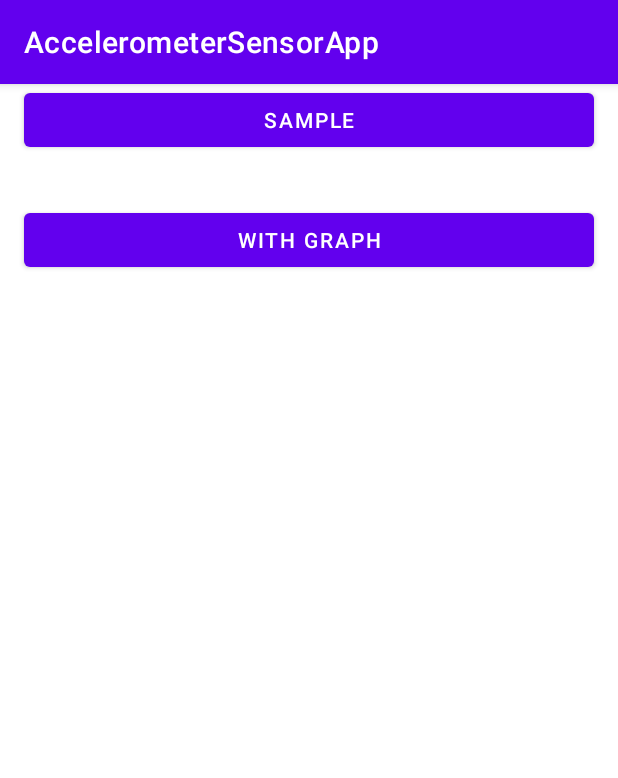
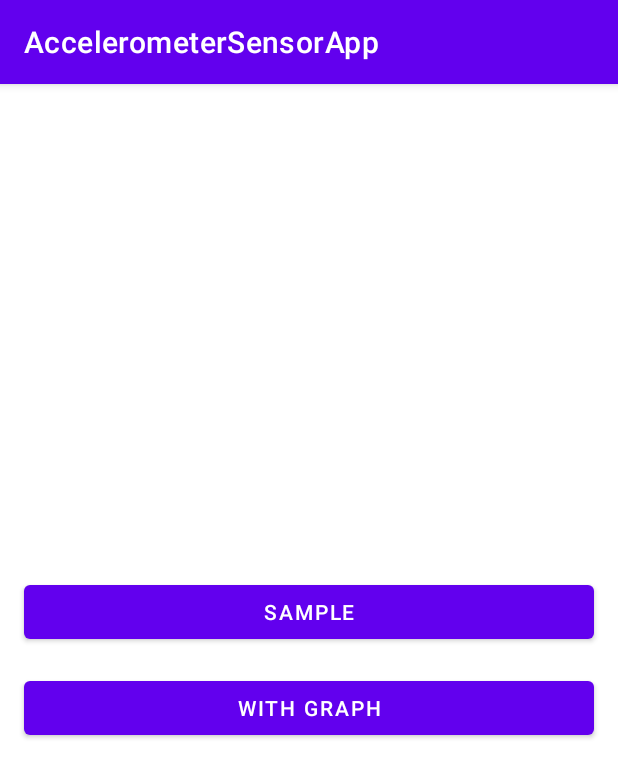
Before and after one commit to shailuhari04/AccelerometerSensorAndroidApp, an Android app: the screen it shows after launch (MainActivity), on a phone screen of 412 x 824 dp. Shown: the top 778 px of the screen. Run offline under Robolectric (Android 15) with nearby library versions, the phone set to English and light mode, and no system bars.

Commit message:
1. Crated navigation flow of result Screens from the MainScreen buttons.

```diff
--- a/app/build.gradle
+++ b/app/build.gradle
@@ -1,6 +1,7 @@
 plugins {
     id 'com.android.application'
     id 'kotlin-android'
+    id 'kotlin-android-extensions'
 }
 
 android {
--- a/app/src/main/AndroidManifest.xml
+++ b/app/src/main/AndroidManifest.xml
@@ -9,6 +9,8 @@
         android:roundIcon="@mipmap/ic_launcher_round"
         android:supportsRtl="true"
         android:theme="@style/Theme.AccelerometerSensorApp">
+        <activity android:name=".withgraph.WithGraphActivity"></activity>
+        <activity android:name=".simple.SimpleActivity" />
         <activity android:name=".MainActivity">
             <intent-filter>
                 <action android:name="android.intent.action.MAIN" />
--- a/app/src/main/java/com/droidplusplus/accelerometersensorapp/MainActivity.kt
+++ b/app/src/main/java/com/droidplusplus/accelerometersensorapp/MainActivity.kt
@@ -1,11 +1,41 @@
 package com.droidplusplus.accelerometersensorapp
 
+import android.content.Intent
+import android.os.Bundle
 import androidx.appcompat.app.AppCompatActivity
-import android.os.Bundle
+import com.droidplusplus.accelerometersensorapp.simple.SimpleActivity
+import com.droidplusplus.accelerometersensorapp.withgraph.WithGraphActivity
+import kotlinx.android.synthetic.main.activity_main.*
 
 class MainActivity : AppCompatActivity() {
+
     override fun onCreate(savedInstanceState: Bundle?) {
         super.onCreate(savedInstanceState)
         setContentView(R.layout.activity_main)
+
+        handleClickEvent()
     }
+
+    private fun handleClickEvent() {
+        //simple btn click action handle
+        simpleBtn.setOnClickListener {
+            startActivity(
+                Intent(
+                    this@MainActivity,
+                    SimpleActivity::class.java
+                )
+            )
+        }
+
+        //with Graph btn click action handle
+        withGraphBtn.setOnClickListener {
+            startActivity(
+                Intent(
+                    this@MainActivity,
+                    WithGraphActivity::class.java
+                )
+            )
+        }
+    }
+
 }
--- a/app/src/main/res/layout/activity_main.xml
+++ b/app/src/main/res/layout/activity_main.xml
@@ -7,26 +7,29 @@
     tools:context=".MainActivity">
 
     <Button
-        android:id="@+id/sampleBtn"
+        android:id="@+id/simpleBtn"
         android:layout_width="0dp"
         android:layout_height="wrap_content"
         android:layout_marginStart="16dp"
         android:layout_marginEnd="16dp"
         android:text="@string/sample_btn_txt"
+        app:layout_constraintBottom_toTopOf="@+id/withGraphBtn"
         app:layout_constraintEnd_toEndOf="parent"
         app:layout_constraintStart_toStartOf="parent"
-        tools:layout_editor_absoluteY="270dp" />
+        app:layout_constraintTop_toTopOf="parent"
+        app:layout_constraintVertical_chainStyle="packed" />
 
     <Button
         android:id="@+id/withGraphBtn"
         android:layout_width="0dp"
         android:layout_height="wrap_content"
         android:layout_marginStart="16dp"
-        android:layout_marginTop="32dp"
+        android:layout_marginTop="16dp"
         android:layout_marginEnd="16dp"
         android:text="@string/with_graph_btn_txt"
+        app:layout_constraintBottom_toBottomOf="parent"
         app:layout_constraintEnd_toEndOf="parent"
         app:layout_constraintStart_toStartOf="parent"
-        app:layout_constraintTop_toBottomOf="@+id/sampleBtn" />
+        app:layout_constraintTop_toBottomOf="@+id/simpleBtn" />
 
 </androidx.constraintlayout.widget.ConstraintLayout>
```
Also changed, not shown: app/src/main/java/com/droidplusplus/accelerometersensorapp/simple/SimpleActivity.kt (added, +13 -0 lines), app/src/main/java/com/droidplusplus/accelerometersensorapp/withgraph/WithGraphActivity.kt (added, +12 -0 lines), app/src/main/res/layout/activity_simple.xml (added, +9 -0 lines), app/src/main/res/layout/activity_with_graph.xml (added, +9 -0 lines).
